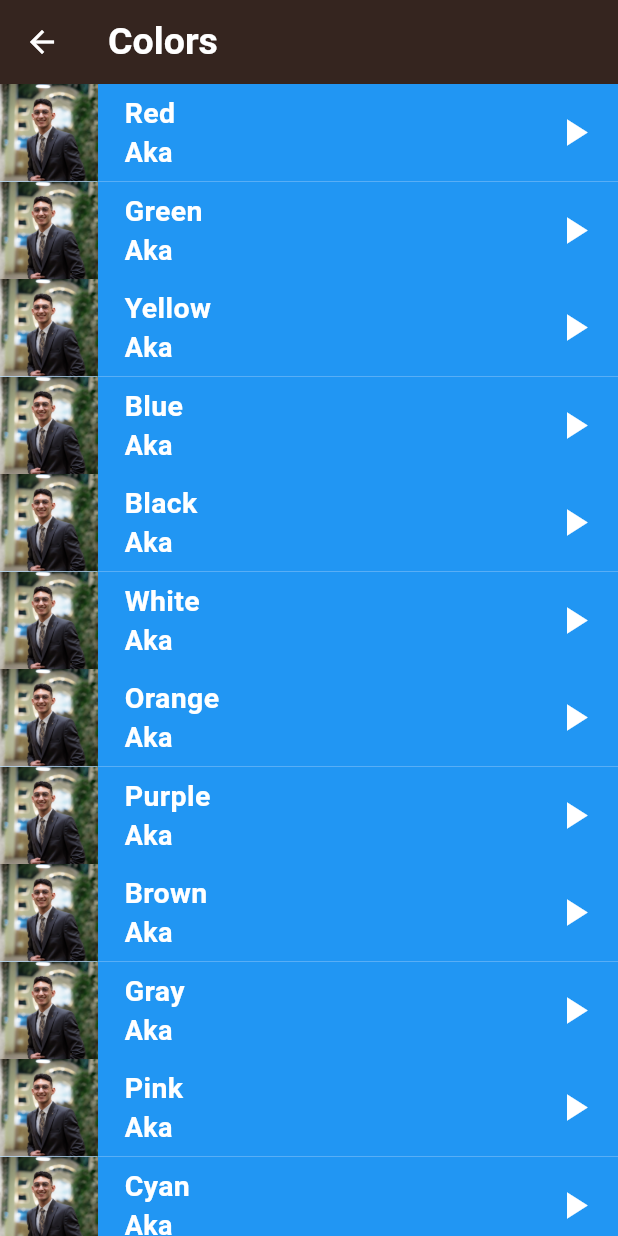
After one commit to mohamedmagdy2301/Toku-app, a Flutter app: the screen it shows after launch, after a tap on "Colors", on a phone screen of 412 x 824 dp. The commit adds this screen. Run offline on Flutter 3.47's test engine with Material 3 defaults, Android fonts, the phone set to English and light mode, and no system bars.

Commit message:
create pages & nagation

```diff
--- /dev/null
+++ b/lib/Lists.dart
@@ -0,0 +1,90 @@
+final List<dynamic> colors = [
+  {"textEN": "Red", "textJP": "Aka", "imageURL": "assets/mego.jpg"},
+  {"textEN": "Green", "textJP": "Aka", "imageURL": "assets/mego.jpg"},
+  {"textEN": "Yellow", "textJP": "Aka", "imageURL": "assets/mego.jpg"},
+  {"textEN": "Blue", "textJP": "Aka", "imageURL": "assets/mego.jpg"},
+  {"textEN": "Black", "textJP": "Aka", "imageURL": "assets/mego.jpg"},
+  {"textEN": "White", "textJP": "Aka", "imageURL": "assets/mego.jpg"},
+  {"textEN": "Orange", "textJP": "Aka", "imageURL": "assets/mego.jpg"},
+  {"textEN": "Purple", "textJP": "Aka", "imageURL": "assets/mego.jpg"},
+  {"textEN": "Brown", "textJP": "Aka", "imageURL": "assets/mego.jpg"},
+  {"textEN": "Gray", "textJP": "Aka", "imageURL": "assets/mego.jpg"},
+  {"textEN": "Pink", "textJP": "Aka", "imageURL": "assets/mego.jpg"},
+  {"textEN": "Cyan", "textJP": "Aka", "imageURL": "assets/mego.jpg"},
+];
+
+final List<dynamic> phrases = [
+  {"textEN": "Hello", "textJP": "Aka", "imageURL": "assets/mego.jpg"},
+  {"textEN": "Goodbye", "textJP": "Aka", "imageURL": "assets/mego.jpg"},
+  {"textEN": "Yes", "textJP": "Aka", "imageURL": "assets/mego.jpg"},
+  {"textEN": "No", "textJP": "Aka", "imageURL": "assets/mego.jpg"},
+  {"textEN": "Thank you", "textJP": "Aka", "imageURL": "assets/mego.jpg"},
+  {"textEN": "I love you", "textJP": "Aka", "imageURL": "assets/mego.jpg"},
+  {"textEN": "I hate you", "textJP": "Aka", "imageURL": "assets/mego.jpg"},
+  {"textEN": "I am happy", "textJP": "Aka", "imageURL": "assets/mego.jpg"},
+  {"textEN": "I am sad", "textJP": "Aka", "imageURL": "assets/mego.jpg"},
+  {"textEN": "I am angry", "textJP": "Aka", "imageURL": "assets/mego.jpg"},
+  {"textEN": "I am excited", "textJP": "Aka", "imageURL": "assets/mego.jpg"},
+  {"textEN": "I am afraid", "textJP": "Aka", "imageURL": "assets/mego.jpg"}
+];
+
+final List<dynamic> numbers = [
+  {"textEN": "one", "textJP": "ichi", "imageURL": "assets/mego.jpg"},
+  {"textEN": "two", "textJP": "ni", "imageURL": "assets/mego.jpg"},
+  {"textEN": "three", "textJP": "san", "imageURL": "assets/mego.jpg"},
+  {"textEN": "four", "textJP": "yon", "imageURL": "assets/mego.jpg"},
+  {"textEN": "five", "textJP": "go", "imageURL": "assets/mego.jpg"},
+  {"textEN": "six", "textJP": "roku", "imageURL": "assets/mego.jpg"},
+  {"textEN": "seven", "textJP": "nana", "imageURL": "assets/mego.jpg"},
+  {"textEN": "eight", "textJP": "hachi", "imageURL": "assets/mego.jpg"},
+  {"textEN": "nine", "textJP": "kyu", "imageURL": "assets/mego.jpg"},
+  {"textEN": "ten", "textJP": "juu", "imageURL": "assets/mego.jpg"},
+];
+
+final List<dynamic> familyMembers = [
+  {"textEN": "father", "textJP": "Aka", "imageURL": "assets/mego.jpg"},
+  {"textEN": "mother", "textJP": "Aka", "imageURL": "assets/mego.jpg"},
+  {"textEN": "brother", "textJP": "Aka", "imageURL": "assets/mego.jpg"},
+  {"textEN": "sister", "textJP": "Aka", "imageURL": "assets/mego.jpg"},
+  {"textEN": "uncle", "textJP": "Aka", "imageURL": "assets/mego.jpg"},
+  {"textEN": "aunt", "textJP": "Aka", "imageURL": "assets/mego.jpg"},
+  {"textEN": "grandfather", "textJP": "Aka", "imageURL": "assets/mego.jpg"},
+  {"textEN": "grandmother", "textJP": "Aka", "imageURL": "assets/mego.jpg"},
+  {"textEN": "grandson", "textJP": "Aka", "imageURL": "assets/mego.jpg"},
+  {"textEN": "granddaughter", "textJP": "Aka", "imageURL": "assets/mego.jpg"},
+  {"textEN": "cousin", "textJP": "Aka", "imageURL": "assets/mego.jpg"},
+  {"textEN": "nephew", "textJP": "Aka", "imageURL": "assets/mego.jpg"},
+  {"textEN": "niece", "textJP": "Aka", "imageURL": "assets/mego.jpg"},
+  {"textEN": "husband", "textJP": "Aka", "imageURL": "assets/mego.jpg"},
+];
+
+
+// final List<dynamic> animals = [
+//   {"textEN": "Dog", "textJP": "Aka", "imageURL": "assets/mego.jpg"},
+//   {"textEN": "Cat", "textJP": "Aka", "imageURL": "assets/mego.jpg"},
+//   {"textEN": "Cow", "textJP": "Aka", "imageURL": "assets/mego.jpg"},
+//   {"textEN": "Pig", "textJP": "Aka", "imageURL": "assets/mego.jpg"},
+//   {"textEN": "Sheep", "textJP": "Aka", "imageURL": "assets/mego.jpg"},
+//   {"textEN": "Goat", "textJP": "Aka", "imageURL": "assets/mego.jpg"},
+//   {"textEN": "Horse", "textJP": "Aka", "imageURL": "assets/mego.jpg"},
+//   {"textEN": "Elephant", "textJP": "Aka", "imageURL": "assets/mego.jpg"},
+//   {"textEN": "Monkey", "textJP": "Aka", "imageURL": "assets/mego.jpg"},
+//   {"textEN": "Tiger", "textJP": "Aka", "imageURL": "assets/mego.jpg"},
+//   {"textEN": "Lion", "textJP": "Aka", "imageURL": "assets/mego.jpg"},
+//   {"textEN": "Rabbit", "textJP": "Aka", "imageURL": "assets/mego.jpg"}
+// ];
+
+// final List<dynamic> fruits = [
+//   {"textEN": "Apple", "textJP": "Aka", "imageURL": "assets/mego.jpg"},
+//   {"textEN": "Banana", "textJP": "Aka", "imageURL": "assets/mego.jpg"},
+//   {"textEN": "Orange", "textJP": "Aka", "imageURL": "assets/mego.jpg"},
+//   {"textEN": "Pear", "textJP": "Aka", "imageURL": "assets/mego.jpg"},
+//   {"textEN": "Grape", "textJP": "Aka", "imageURL": "assets/mego.jpg"},
+//   {"textEN": "Strawberry", "textJP": "Aka", "imageURL": "assets/mego.jpg"},
+//   {"textEN": "Watermelon", "textJP": "Aka", "imageURL": "assets/mego.jpg"},
+//   {"textEN": "Pineapple", "textJP": "Aka", "imageURL": "assets/mego.jpg"},
+//   {"textEN": "Cherry", "textJP": "Aka", "imageURL": "assets/mego.jpg"},
+//   {"textEN": "Mango", "textJP": "Aka", "imageURL": "assets/mego.jpg"},
+//   {"textEN": "Peach", "textJP": "Aka", "imageURL": "assets/mego.jpg"},
+//   {"textEN": "Papaya", "textJP": "Aka", "imageURL": "assets/mego.jpg"}
+// ];
--- a/lib/home_page.dart
+++ b/lib/home_page.dart
@@ -1,4 +1,10 @@
 import 'package:flutter/material.dart';
+import 'package:project/view/color_page.dart';
+import 'package:project/view/family_member_page.dart';
+import 'package:project/view/number_page.dart';
+import 'package:project/view/phrases_page.dart';
+
+import 'widget/row_filed_build.dart';
 
 class HomePage extends StatelessWidget {
   const HomePage({super.key});
@@ -6,15 +12,76 @@ class HomePage extends StatelessWidget {
   @override
   Widget build(BuildContext context) {
     return Scaffold(
+      backgroundColor: const Color.fromARGB(255, 234, 233, 227),
       appBar: AppBar(
-        title: const Text('Tune App'),
+        backgroundColor: const Color.fromARGB(255, 53, 37, 31),
+        title: const Text(
+          'Toku App 📚',
+          style: TextStyle(
+            fontSize: 25,
+            fontWeight: FontWeight.bold,
+            color: Colors.white,
+          ),
+        ),
       ),
-      body: const Column(
+      body: Column(
         children: [
-          Text('Home Page'),
-          Text('Home Page'),
-          Text('Home Page'),
-          Text('Home Page'),
+          rowFiledBuild(
+            nameRow: "Numbers",
+            colorRow: Colors.orange,
+            onTap: () {
+              Navigator.push(
+                context,
+                MaterialPageRoute(
+                  builder: (context) => NumberPage(
+                    colorRow: Colors.orange,
+                  ),
+                ),
+              );
+            },
+          ),
+          rowFiledBuild(
+            nameRow: "Family Members",
+            colorRow: Colors.green,
+            onTap: () {
+              Navigator.push(
+                context,
+                MaterialPageRoute(
+                  builder: (context) => FamilyMemberPage(
+                    colorRow: Colors.green,
+                  ),
+                ),
+              );
+            },
+          ),
+          rowFiledBuild(
+            nameRow: "Colors",
+            colorRow: Colors.blue,
+            onTap: () {
+              Navigator.push(
+                context,
+                MaterialPageRoute(
+                  builder: (context) => ColorPage(
+                    colorRow: Colors.blue,
+                  ),
+                ),
+              );
+            },
+          ),
+          rowFiledBuild(
+            nameRow: "Phrases",
+            colorRow: Colors.red,
+            onTap: () {
+              Navigator.push(
+                context,
+                MaterialPageRoute(
+                  builder: (context) => PhrasesPage(
+                    colorRow: Colors.red,
+                  ),
+                ),
+              );
+            },
+          ),
         ],
       ),
     );
--- a/lib/main.dart
+++ b/lib/main.dart
@@ -12,6 +12,7 @@ class MyApp extends StatelessWidget {
   @override
   Widget build(BuildContext context) {
     return const MaterialApp(
+      debugShowCheckedModeBanner: false,
       title: ' Tune App',
       home: HomePage(),
     );
--- /dev/null
+++ b/lib/view/color_page.dart
@@ -0,0 +1,38 @@
+// ignore_for_file: camel_case_types
+
+import 'package:flutter/material.dart';
+import 'package:project/Lists.dart';
+import 'package:project/widget/row_build.dart';
+
+class ColorPage extends StatelessWidget {
+  ColorPage({super.key, required this.colorRow});
+  final Color colorRow;
+
+  @override
+  Widget build(BuildContext context) {
+    return Scaffold(
+        appBar: AppBar(
+          iconTheme: const IconThemeData(color: Colors.white),
+          backgroundColor: const Color.fromARGB(255, 53, 37, 31),
+          title: const Text(
+            'Colors',
+            style: TextStyle(
+              fontSize: 25,
+              fontWeight: FontWeight.bold,
+              color: Colors.white,
+            ),
+          ),
+        ),
+        body: ListView.builder(
+          itemCount: colors.length,
+          itemBuilder: (context, index) {
+            return rowBuild(
+              textEN: colors[index]['textEN'],
+              textJP: colors[index]['textJP'],
+              imageURL: colors[index]['imageURL'],
+              colorRow: colorRow,
+            );
+          },
+        ));
+  }
+}
--- /dev/null
+++ b/lib/widget/row_build.dart
@@ -0,0 +1,69 @@
+// ignore_for_file: camel_case_types
+
+import 'package:flutter/material.dart';
+
+class rowBuild extends StatelessWidget {
+  const rowBuild({
+    super.key,
+    required this.textEN,
+    required this.textJP,
+    required this.imageURL,
+    required this.colorRow,
+  });
+  final String textEN, textJP, imageURL;
+  final Color colorRow;
+
+  @override
+  Widget build(BuildContext context) {
+    return Container(
+      height: 65,
+      color: colorRow,
+      child: Row(
+        children: [
+          Container(
+            color: Colors.white,
+            child: Center(
+              child: Image.asset(
+                imageURL,
+              ),
+            ),
+          ),
+          Padding(
+            padding: const EdgeInsets.only(left: 18),
+            child: Column(
+              crossAxisAlignment: CrossAxisAlignment.start,
+              mainAxisAlignment: MainAxisAlignment.center,
+              children: [
+                Text(
+                  textEN,
+                  style: const TextStyle(
+                    fontSize: 19,
+                    fontWeight: FontWeight.w600,
+                    color: Color.fromARGB(255, 255, 255, 255),
+                  ),
+                ),
+                Text(
+                  textJP,
+                  style: const TextStyle(
+                    fontSize: 18,
+                    fontWeight: FontWeight.w600,
+                    color: Color.fromARGB(255, 255, 255, 255),
+                  ),
+                ),
+              ],
+            ),
+          ),
+          const Spacer(flex: 1),
+          const Padding(
+            padding: EdgeInsets.only(right: 14),
+            child: Icon(
+              Icons.play_arrow,
+              color: Colors.white,
+              size: 30,
+            ),
+          )
+        ],
+      ),
+    );
+  }
+}
--- /dev/null
+++ b/lib/widget/row_filed_build.dart
@@ -0,0 +1,37 @@
+// ignore_for_file: must_be_immutable, camel_case_types, prefer_typing_uninitialized_variables
+
+import 'package:flutter/material.dart';
+
+class rowFiledBuild extends StatelessWidget {
+  rowFiledBuild({
+    super.key,
+    required this.onTap,
+    required this.nameRow,
+    required this.colorRow,
+  });
+  var onTap;
+  final String nameRow;
+  final Color colorRow;
+
+  @override
+  Widget build(BuildContext context) {
+    return GestureDetector(
+      onTap: onTap,
+      child: Container(
+        padding: const EdgeInsets.only(left: 20),
+        alignment: AlignmentDirectional.centerStart,
+        color: colorRow,
+        width: double.infinity,
+        height: 70,
+        child: Text(
+          nameRow,
+          style: const TextStyle(
+            fontSize: 20,
+            fontWeight: FontWeight.w600,
+            color: Colors.white,
+          ),
+        ),
+      ),
+    );
+  }
+}
--- a/pubspec.yaml
+++ b/pubspec.yaml
@@ -59,8 +59,8 @@ flutter:
   uses-material-design: true
 
   # To add assets to your application, add an assets section, like this:
-  # assets:
-  #   - images/a_dot_burr.jpeg
+  assets:
+    - assets/
   #   - images/a_dot_ham.jpeg
 
   # An image asset can refer to one or more resolution-specific "variants", see
```
Also changed, not shown: lib/view/family_member_page.dart (added, +38 -0 lines), lib/view/number_page.dart (added, +38 -0 lines), lib/view/phrases_page.dart (added, +38 -0 lines), assets/mego.jpg (added).
